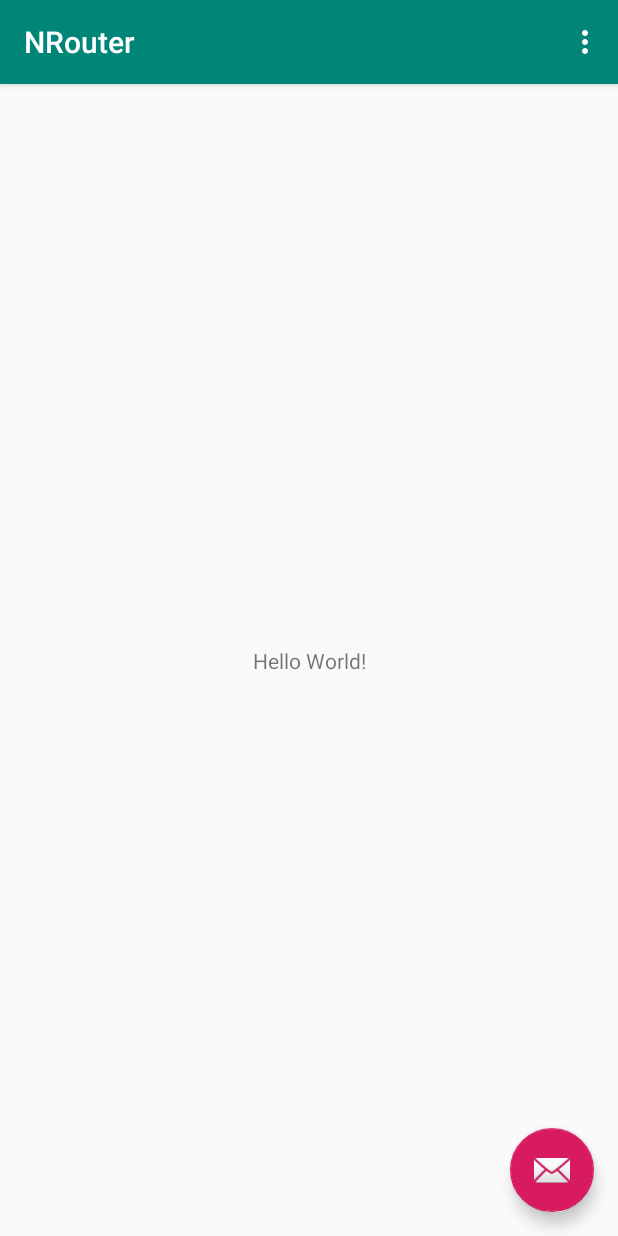
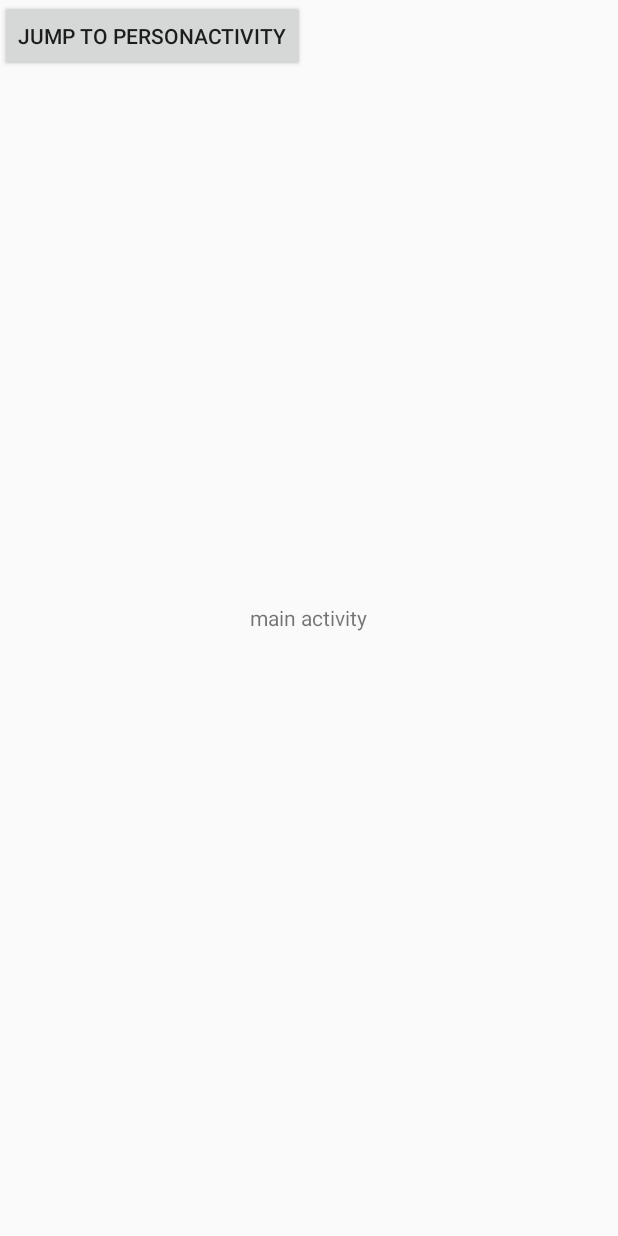
Before and after one commit to ambushwork/NRouter, an Android app: the screen it shows after launch (MainActivity), on a phone screen of 412 x 824 dp. Run offline under Robolectric (Android 15) with nearby library versions, the phone set to English and light mode, and no system bars.

Commit message:
Java writer generate file

```diff
--- a/app/src/main/AndroidManifest.xml
+++ b/app/src/main/AndroidManifest.xml
@@ -19,6 +19,8 @@
                 <category android:name="android.intent.category.LAUNCHER" />
             </intent-filter>
         </activity>
+        <activity android:name=".OrderActivity" />
+        <activity android:name=".PersonActivity" />
     </application>
 
 </manifest>
--- a/app/src/main/java/com/netatmo/ylu/nrouter/MainActivity.java
+++ b/app/src/main/java/com/netatmo/ylu/nrouter/MainActivity.java
@@ -1,9 +1,11 @@
 package com.netatmo.ylu.nrouter;
 
+import android.content.Intent;
 import android.os.Bundle;
 
 import com.google.android.material.floatingactionbutton.FloatingActionButton;
 import com.google.android.material.snackbar.Snackbar;
+import com.netatmo.ylu.annotation.NRouter;
 
 import androidx.appcompat.app.AppCompatActivity;
 import androidx.appcompat.widget.Toolbar;
@@ -12,44 +14,21 @@ import android.view.View;
 import android.view.Menu;
 import android.view.MenuItem;
 
+@NRouter(path = "/app/MainActivity")
 public class MainActivity extends AppCompatActivity {
 
     @Override
     protected void onCreate(Bundle savedInstanceState) {
         super.onCreate(savedInstanceState);
         setContentView(R.layout.activity_main);
-        Toolbar toolbar = findViewById(R.id.toolbar);
-        setSupportActionBar(toolbar);
 
-        FloatingActionButton fab = findViewById(R.id.fab);
-        fab.setOnClickListener(new View.OnClickListener() {
+        findViewById(R.id.btn_jump).setOnClickListener(new View.OnClickListener() {
             @Override
-            public void onClick(View view) {
-                Snackbar.make(view, "Replace with your own action", Snackbar.LENGTH_LONG)
-                        .setAction("Action", null).show();
+            public void onClick(View v) {
+                Class<?> targetClass = PersonActivity$$NRouter.findTargetClass("/app/PersonActivity");
+                startActivity(new Intent(MainActivity.this, targetClass));
             }
         });
     }
 
-    @Override
-    public boolean onCreateOptionsMenu(Menu menu) {
-        // Inflate the menu; this adds items to the action bar if it is present.
-        getMenuInflater().inflate(R.menu.menu_main, menu);
-        return true;
-    }
-
-    @Override
-    public boolean onOptionsItemSelected(MenuItem item) {
-        // Handle action bar item clicks here. The action bar will
-        // automatically handle clicks on the Home/Up button, so long
-        // as you specify a parent activity in AndroidManifest.xml.
-        int id = item.getItemId();
-
-        //noinspection SimplifiableIfStatement
-        if (id == R.id.action_settings) {
-            return true;
-        }
-
-        return super.onOptionsItemSelected(item);
-    }
 }
--- a/app/src/main/res/layout/activity_main.xml
+++ b/app/src/main/res/layout/activity_main.xml
@@ -1,33 +1,19 @@
 <?xml version="1.0" encoding="utf-8"?>
-<androidx.coordinatorlayout.widget.CoordinatorLayout xmlns:android="http://schemas.android.com/apk/res/android"
+<FrameLayout xmlns:android="http://schemas.android.com/apk/res/android"
     xmlns:app="http://schemas.android.com/apk/res-auto"
     xmlns:tools="http://schemas.android.com/tools"
     android:layout_width="match_parent"
     android:layout_height="match_parent"
     tools:context=".MainActivity">
-
-    <com.google.android.material.appbar.AppBarLayout
-        android:layout_width="match_parent"
-        android:layout_height="wrap_content"
-        android:theme="@style/AppTheme.AppBarOverlay">
-
-        <androidx.appcompat.widget.Toolbar
-            android:id="@+id/toolbar"
-            android:layout_width="match_parent"
-            android:layout_height="?attr/actionBarSize"
-            android:background="?attr/colorPrimary"
-            app:popupTheme="@style/AppTheme.PopupOverlay" />
-
-    </com.google.android.material.appbar.AppBarLayout>
-
-    <com.google.android.material.floatingactionbutton.FloatingActionButton
-        android:id="@+id/fab"
+    <TextView
         android:layout_width="wrap_content"
         android:layout_height="wrap_content"
-        android:layout_gravity="bottom|end"
-        android:layout_margin="@dimen/fab_margin"
-        app:srcCompat="@android:drawable/ic_dialog_email" />
+        android:layout_gravity="center"
+        android:text="main activity"/>
 
-    <include layout="@layout/content_main" />
-
-</androidx.coordinatorlayout.widget.CoordinatorLayout>
+    <Button
+        android:layout_width="wrap_content"
+        android:layout_height="wrap_content"
+        android:id="@+id/btn_jump"
+        android:text="jump to PersonActivity"/>
+</FrameLayout>
--- a/build.gradle
+++ b/build.gradle
@@ -7,7 +7,7 @@ buildscript {
 
     }
     dependencies {
-        classpath 'com.android.tools.build:gradle:3.5.1'
+        classpath 'com.android.tools.build:gradle:3.4.1'
 
         // NOTE: Do not place your application dependencies here; they belong
         // in the individual module build.gradle files
```
Also changed, not shown: app/build.gradle (+12 -0 lines), app/src/main/java/com/netatmo/ylu/nrouter/OrderActivity.java (added, +28 -0 lines), app/src/main/java/com/netatmo/ylu/nrouter/PersonActivity.java (added, +28 -0 lines), app/src/main/res/layout/activity_order.xml (added, +17 -0 lines), app/src/main/res/layout/activity_person.xml (added, +17 -0 lines), compiler/src/main/java/com/netatmo/ylu/compiler/NRouterProcessor.java (+50 -2 lines), gradle/wrapper/gradle-wrapper.properties, 2 other files.
